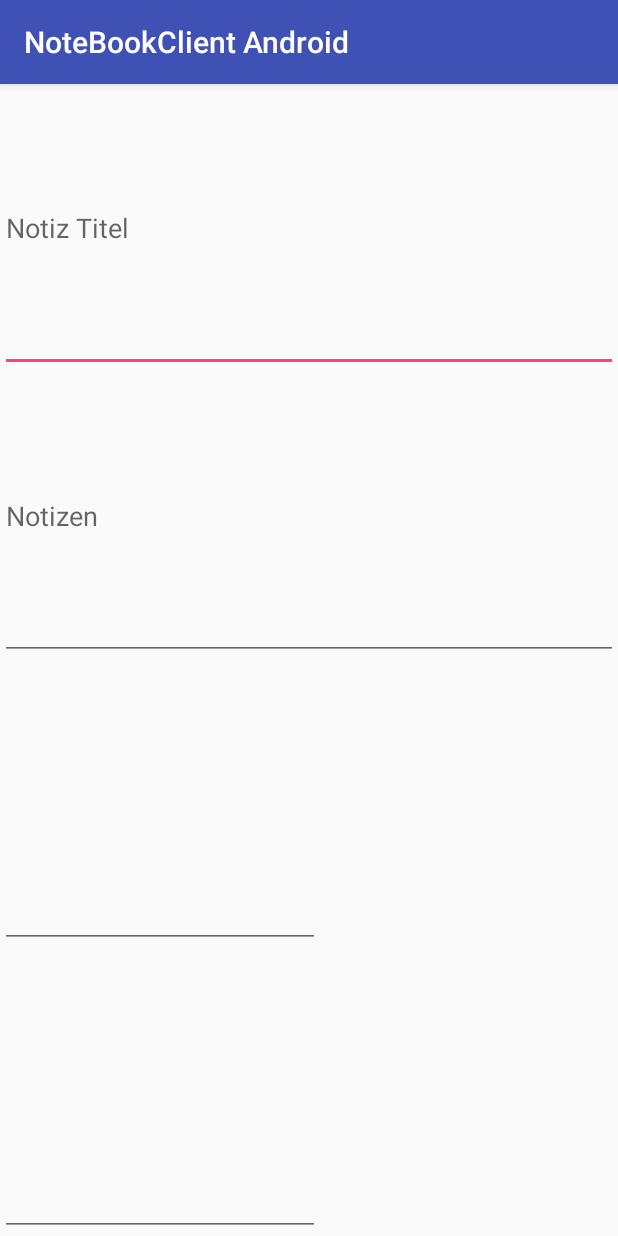
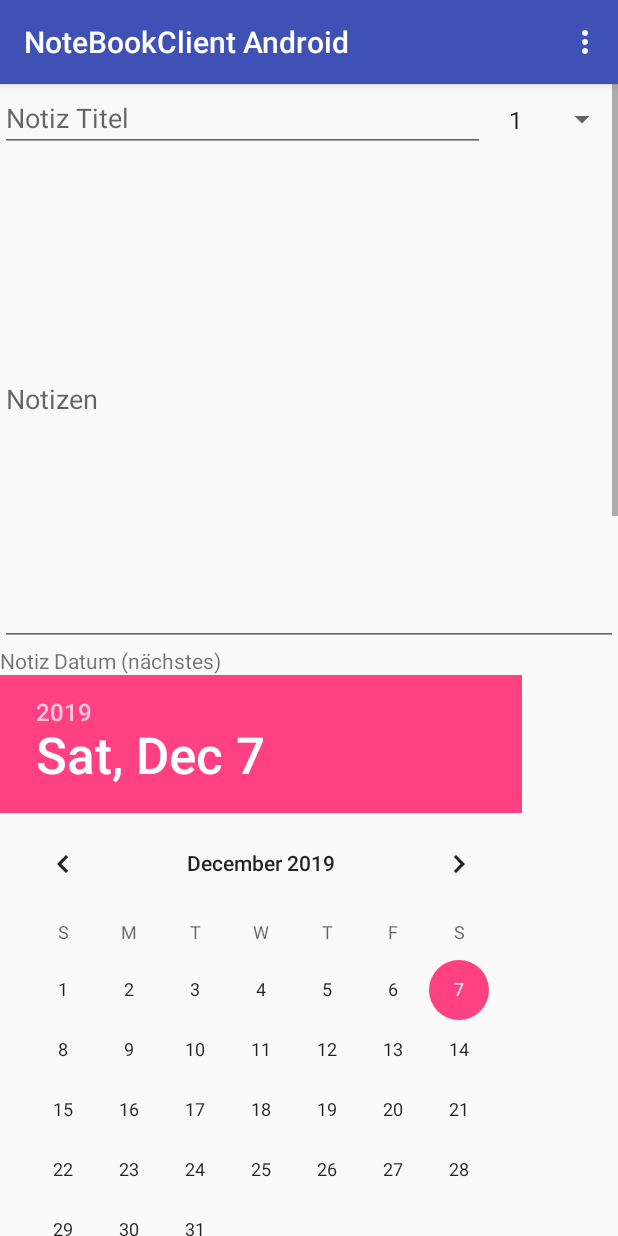
Before and after one commit to tfassbender/NoteBookClient_Android, an Android app: the NoteActivity screen opened directly, with no data from a screen before it, on a phone screen of 412 x 824 dp. Run offline under Robolectric (Android 15) with nearby library versions, the phone set to English and light mode, and no system bars.

Commit message:
improved note activity

```diff
--- a/app/build.gradle
+++ b/app/build.gradle
@@ -24,7 +24,9 @@ android {
 
 dependencies {
     implementation fileTree(include: ['*.jar'], dir: 'libs')
-    implementation 'com.android.support:appcompat-v7:28.0.0'
+
+    implementation 'com.android.support:appcompat-v7:28.0.0-alpha1'
+
     implementation 'com.android.support.constraint:constraint-layout:1.1.3'
     testImplementation 'junit:junit:4.12'
     androidTestImplementation 'com.android.support.test:runner:1.0.2'
--- a/app/src/main/java/net/jfabricationgames/notebookclientandroid/MainActivity.java
+++ b/app/src/main/java/net/jfabricationgames/notebookclientandroid/MainActivity.java
@@ -1,12 +1,11 @@
 package net.jfabricationgames.notebookclientandroid;
 
 import android.content.Intent;
+import android.os.Bundle;
 import android.support.v7.app.AppCompatActivity;
-import android.os.Bundle;
 import android.view.Menu;
 import android.view.MenuInflater;
 import android.view.MenuItem;
-import android.view.View;
 import android.widget.AdapterView;
 import android.widget.ArrayAdapter;
 import android.widget.ListView;
--- a/app/src/main/java/net/jfabricationgames/notebookclientandroid/NoteActivity.java
+++ b/app/src/main/java/net/jfabricationgames/notebookclientandroid/NoteActivity.java
@@ -1,13 +1,59 @@
 package net.jfabricationgames.notebookclientandroid;
 
+import android.os.Bundle;
 import android.support.v7.app.AppCompatActivity;
-import android.os.Bundle;
+import android.view.Menu;
+import android.view.MenuInflater;
+import android.view.MenuItem;
+import android.widget.ArrayAdapter;
+import android.widget.EditText;
+import android.widget.Spinner;
+
+import java.util.Arrays;
+import java.util.List;
 
 public class NoteActivity extends AppCompatActivity {
+
+    private EditText headline;
+    private EditText noteContent;
+    private Spinner priority;
 
     @Override
     protected void onCreate(Bundle savedInstanceState) {
         super.onCreate(savedInstanceState);
         setContentView(R.layout.activity_note);
+
+        headline = (EditText) findViewById(R.id.editTextHeadline);
+        noteContent = (EditText) findViewById(R.id.editTextNoteContent);
+        priority = (Spinner) findViewById(R.id.spinnerPriority);
+
+        List<Integer> priorityValues = Arrays.asList(1, 2, 3, 4, 5);
+        ArrayAdapter adapter = new ArrayAdapter(this, android.R.layout.simple_list_item_1, priorityValues);
+        priority.setAdapter(adapter);
+    }
+
+    @Override
+    public boolean onCreateOptionsMenu(Menu menu) {
+        MenuInflater inflater = getMenuInflater();
+        inflater.inflate(R.menu.note_menu, menu);
+        return true;
+    }
+
+    @Override
+    public boolean onOptionsItemSelected(MenuItem item) {
+        switch (item.getItemId()) {
+            case R.id.note_menu_delete_note:
+
+                break;
+            case R.id.note_menu_delete_execution_date:
+
+                break;
+            case R.id.note_menu_delete_reminder_date:
+
+                break;
+            default:
+                return super.onOptionsItemSelected(item);
+        }
+        return true;
     }
 }
--- a/app/src/main/res/layout/activity_note.xml
+++ b/app/src/main/res/layout/activity_note.xml
@@ -1,41 +1,92 @@
 <?xml version="1.0" encoding="utf-8"?>
-<LinearLayout xmlns:android="http://schemas.android.com/apk/res/android"
+<RelativeLayout xmlns:android="http://schemas.android.com/apk/res/android"
+    xmlns:tools="http://schemas.android.com/tools"
     android:layout_width="match_parent"
     android:layout_height="match_parent"
-    android:orientation="vertical">
+    android:focusable="true"
+    android:focusableInTouchMode="true">
+
+    <ScrollView
+        android:layout_width="match_parent"
+        android:layout_height="match_parent"
+        android:layout_alignParentStart="true"
+        android:layout_alignParentTop="true">
+
+        <RelativeLayout
+            android:layout_width="match_parent"
+            android:layout_height="wrap_content">
 
             <EditText
                 android:id="@+id/editTextHeadline"
-        android:layout_width="match_parent"
+                android:layout_width="336dp"
                 android:layout_height="wrap_content"
-        android:layout_weight="1"
+                android:layout_alignParentTop="true"
+                android:layout_toStartOf="@+id/spinnerPriority"
                 android:ems="10"
                 android:hint="@string/headline"
                 android:inputType="textPersonName" />
 
+            <Spinner
+                android:id="@+id/spinnerPriority"
+                android:layout_width="wrap_content"
+                android:layout_height="47dp"
+                android:layout_alignParentEnd="true"
+                android:layout_alignParentTop="true"/>
+
             <EditText
                 android:id="@+id/editTextNoteContent"
                 android:layout_width="match_parent"
-        android:layout_height="wrap_content"
-        android:layout_weight="1"
+                android:layout_height="329dp"
+                android:layout_alignParentStart="true"
+                android:layout_below="@+id/editTextHeadline"
                 android:ems="10"
                 android:hint="@string/notizen"
                 android:inputType="textMultiLine"
                 android:scrollbars="vertical" />
 
-    <EditText
-        android:id="@+id/editTextDate"
+            <DatePicker
+                android:id="@+id/editTextExecutionDate"
+                android:layout_width="match_parent"
+                android:layout_height="wrap_content"
+                android:layout_alignParentStart="true"
+                android:layout_below="@+id/textView" />
+
+            <TimePicker
+                android:id="@+id/editTextExecutionTime"
                 android:layout_width="wrap_content"
                 android:layout_height="wrap_content"
-        android:layout_weight="1"
-        android:ems="10"
-        android:inputType="date" />
+                android:layout_alignParentStart="true"
+                android:layout_below="@+id/editTextExecutionDate" />
 
-    <EditText
-        android:id="@+id/editTextTime"
+            <TextView
+                android:id="@+id/textView"
                 android:layout_width="wrap_content"
                 android:layout_height="wrap_content"
-        android:layout_weight="1"
-        android:ems="10"
-        android:inputType="time" />
-</LinearLayout>
+                android:layout_alignParentStart="true"
+                android:layout_below="@+id/editTextNoteContent"
+                android:text="@string/notiz_datum" />
+
+            <TextView
+                android:id="@+id/textView2"
+                android:layout_width="wrap_content"
+                android:layout_height="wrap_content"
+                android:layout_alignParentStart="true"
+                android:layout_below="@+id/editTextExecutionTime"
+                android:text="@string/erinnerungsdatum" />
+
+            <DatePicker
+                android:id="@+id/editTextReminderDate"
+                android:layout_width="match_parent"
+                android:layout_height="wrap_content"
+                android:layout_alignParentStart="true"
+                android:layout_below="@+id/textView2" />
+
+            <TimePicker
+                android:id="@+id/editTextReminderTime"
+                android:layout_width="match_parent"
+                android:layout_height="wrap_content"
+                android:layout_alignParentStart="true"
+                android:layout_below="@+id/editTextReminderDate" />
+        </RelativeLayout>
+    </ScrollView>
+</RelativeLayout>
--- a/app/src/main/res/menu/note_menu.xml
+++ b/app/src/main/res/menu/note_menu.xml
@@ -1,4 +1,14 @@
 <?xml version="1.0" encoding="utf-8"?>
-<menu xmlns:android="http://schemas.android.com/apk/res/android">
+<menu xmlns:app="http://schemas.android.com/apk/res-auto"
+    xmlns:android="http://schemas.android.com/apk/res/android">
 
+    <item
+        android:id="@+id/note_menu_delete_note"
+        android:title="Notiz Löschen" />
+    <item
+        android:id="@+id/note_menu_delete_execution_date"
+        android:title="Datum Löschen" />
+    <item
+        android:id="@+id/note_menu_delete_reminder_date"
+        android:title="Erinnerung Löschen" />
 </menu>
--- a/app/src/main/res/values/strings.xml
+++ b/app/src/main/res/values/strings.xml
@@ -4,4 +4,8 @@
     <string name="neu_laden">Neu Laden</string>
     <string name="headline">Notiz Titel</string>
     <string name="notizen">Notizen</string>
+    <string name="datum">Datum</string>
+    <string name="zeit">Zeit</string>
+    <string name="notiz_datum">Notiz Datum (nächstes)</string>
+    <string name="erinnerungsdatum">Erinnerungsdatum (nächstes)</string>
 </resources>
```
Lines whose indentation alone changed are shown as unchanged.
